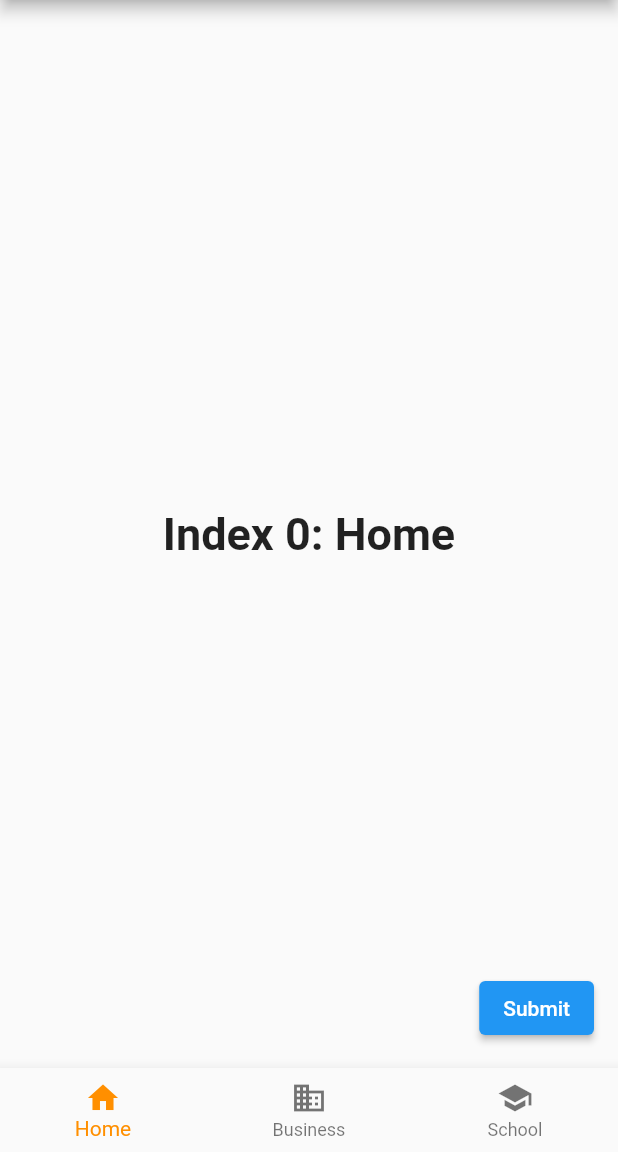
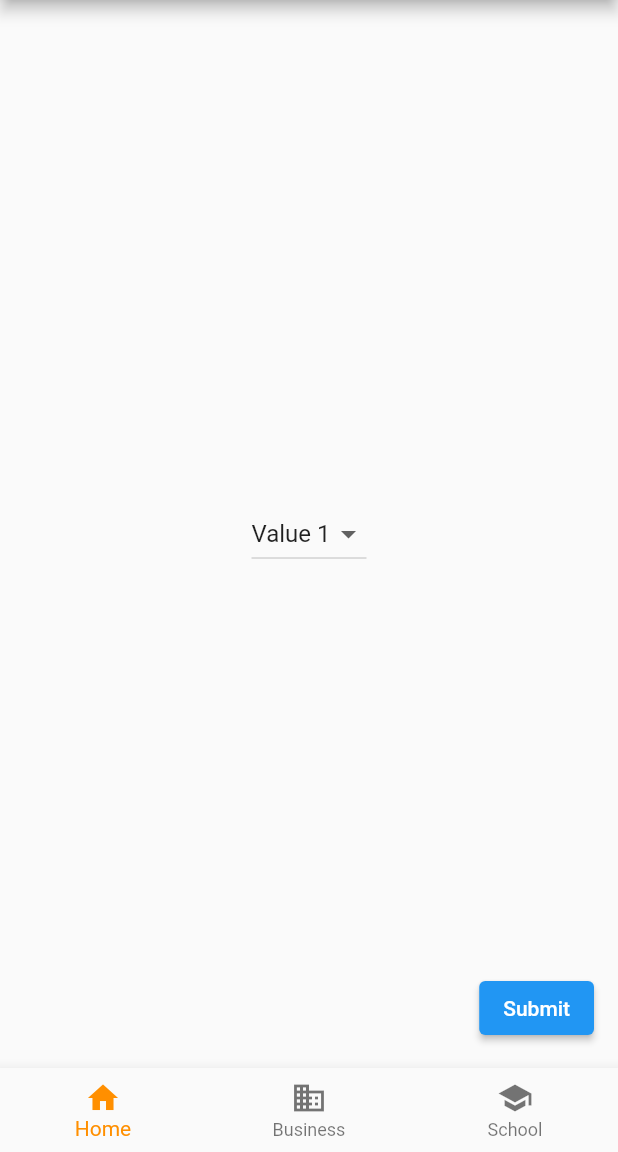
Before and after one commit to Kamize/talitha-flutter, a Flutter app: the screen it shows after launch, on a phone screen of 412 x 824 dp, the part 84-1236 px from its top. Run offline on Flutter 3.47's test engine with Material 2 defaults, Android fonts, the phone set to English and light mode, and no system bars.

Commit message:
finish module 11

```diff
--- a/lib/main.dart
+++ b/lib/main.dart
@@ -32,6 +32,8 @@ class MyStatefulWidget extends StatefulWidget {
 /// This is the private State class that goes with MyStatefulWidget.
 class _MyStatefulWidgetState extends State<MyStatefulWidget> {
   int _selectedIndex = 0;
+  String selectedValue = 'Value 1';
+  List<String> dropdownItems = ['Value 1', 'Value 2', 'Value 3'];
   static const TextStyle optionStyle =
       TextStyle(fontSize: 30, fontWeight: FontWeight.bold);
   static const List<Widget> _widgetOptions = <Widget>[
@@ -70,8 +72,24 @@ class _MyStatefulWidgetState extends State<MyStatefulWidget> {
           ),
         ],
       ),
+        // child: _widgetOptions.elementAt(_selectedIndex),
       body: Center(
-        child: _widgetOptions.elementAt(_selectedIndex),
+        // Talitha Nabila - 1301204516
+        child: DropdownButton<String>(
+          value: selectedValue,
+          onChanged: (String? newValue) {
+            setState(() {
+              selectedValue = newValue!;
+            });
+          },
+          items: dropdownItems
+              .map<DropdownMenuItem<String>>((String value) {
+            return DropdownMenuItem<String>(
+              value: value,
+              child: Text(value),
+            );
+          }).toList(),
+        ),
       ),
       bottomNavigationBar: BottomNavigationBar(
         items: const <BottomNavigationBarItem>[
```
